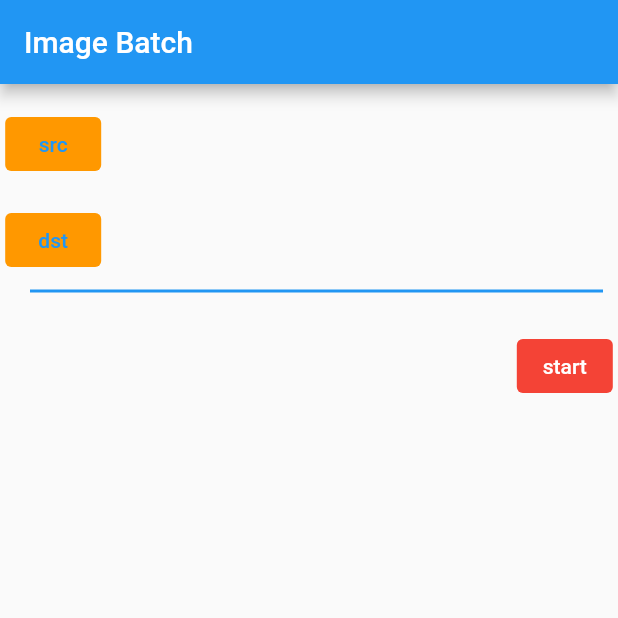
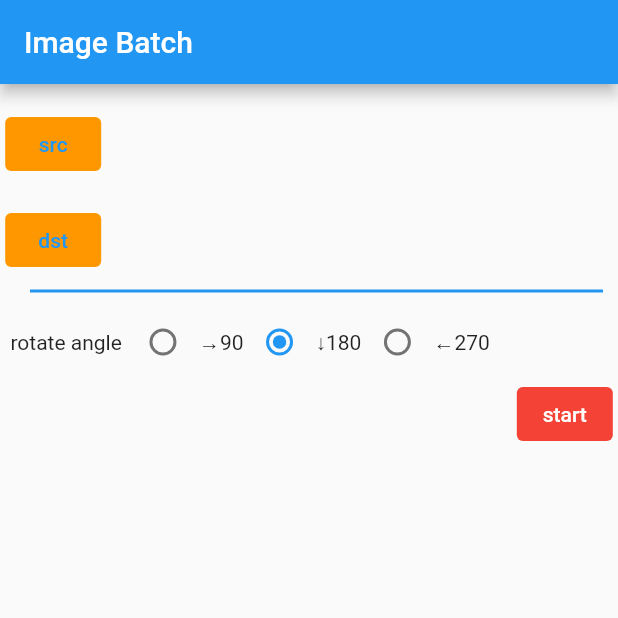
Before and after one commit to pie-xx/image_batch, a Flutter app: the screen it shows after launch, after a tap on "start", on a phone screen of 412 x 824 dp, the top half of it. Run offline on Flutter 3.47's test engine with Material 2 defaults, Android fonts, the phone set to English and light mode, and no system bars; our stand-ins replace file_picker.

Commit message:
回転角度をラジオボタンで指定できるようにした

```diff
--- a/lib/main.dart
+++ b/lib/main.dart
@@ -41,7 +41,8 @@ class TransCmd {
   SendPort? sendport;
   String? srcdir;
   String? dstdir;
-  TransCmd(this.sendport, this.srcdir, this.dstdir);
+  String? rotangl;
+  TransCmd(this.sendport, this.srcdir, this.dstdir, this.rotangl);
 }
 
 class _MyHomePageState extends State<MyHomePage> {
@@ -52,6 +53,7 @@ class _MyHomePageState extends State<MyHomePage> {
   //              return const Text('??');
   //            },);
   String current_file = "";
+  String _type = "180";
 
   static void iso_trans( TransCmd cmd ){
     String _srcdir = cmd.srcdir ?? "";
@@ -68,7 +70,7 @@ class _MyHomePageState extends State<MyHomePage> {
         imgLib.Image? image = imgLib.decodeImage(_imageData);
         if( image != null ){
           //cmd.sendport?.send( "${p.path} -> $_dstdir${p.path.substring(_srcdir.length)}");
-          imgLib.Image rotatedImage = imgLib.copyRotate(image, 180);
+          imgLib.Image rotatedImage = imgLib.copyRotate(image, int.parse(cmd.rotangl??"0"));
           Uint8List _rotated_imageData = Uint8List.fromList(imgLib.encodeJpg(rotatedImage));
           File("$_dstdir${p.path.substring(_srcdir.length)}").writeAsBytesSync(_rotated_imageData);
         }
@@ -95,7 +97,7 @@ class _MyHomePageState extends State<MyHomePage> {
       }
     });
 
-    Isolate.spawn( iso_trans, TransCmd(receivePort.sendPort, srcdir, dstdir) );
+    Isolate.spawn( iso_trans, TransCmd(receivePort.sendPort, srcdir, dstdir, _type) );
   }
 
 
@@ -157,7 +159,37 @@ class _MyHomePageState extends State<MyHomePage> {
             Row(
               mainAxisAlignment: MainAxisAlignment.start,
               children: [
-                Text(' '),
+                Text('  rotate angle '),
+                Radio(
+                  activeColor: Colors.blue,
+                  value: '90',
+                  groupValue: _type,
+                  onChanged:
+                    (v){ setState(() {
+                      _type="90";
+                    });  },
+                ),
+                Text('→90'),
+                Radio(
+                  activeColor: Colors.blue,
+                  value: '180',
+                  groupValue: _type,
+                  onChanged:
+                    (v){ setState(() {
+                      _type="180";
+                    });  },
+                ),
+                Text('↓180'),
+                Radio(
+                  activeColor: Colors.blue,
+                  value: '270',
+                  groupValue: _type,
+                  onChanged:
+                    (v){ setState(() {
+                      _type="270";
+                    });  },
+                ),
+                Text('←270'),
             ],),
 
             Row(
@@ -165,6 +197,7 @@ class _MyHomePageState extends State<MyHomePage> {
               children: [
                 TextButton(
                   onPressed: ()async{
+                    print("$_type");
                     trans();
                   },
                   child: Text("start"),
```
